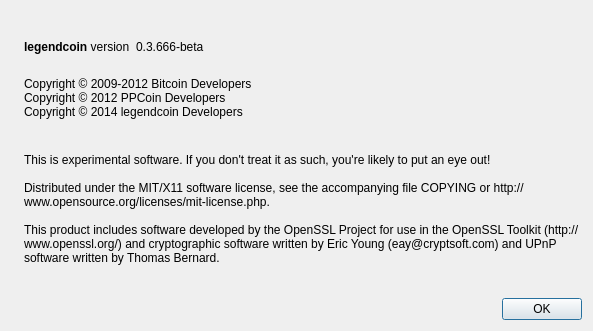
The window that src/qt/forms/aboutdialog.ui (solltex/Legendcoin) describes before a commit, drawn with Qt 5.
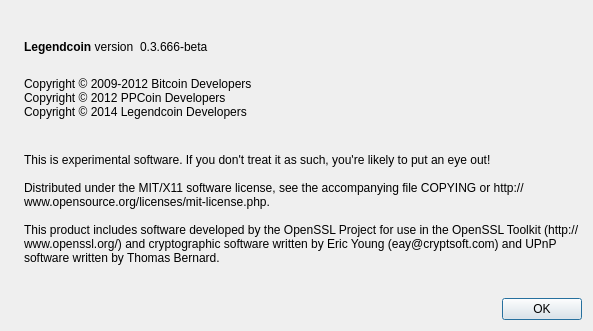
The same window after the commit. Icons and pictures are not drawn.

```diff
--- a/src/qt/forms/aboutdialog.ui
+++ b/src/qt/forms/aboutdialog.ui
@@ -50,7 +50,7 @@
           <cursorShape>IBeamCursor</cursorShape>
          </property>
          <property name="text">
-          <string>&lt;b&gt;legendcoin&lt;/b&gt; version</string>
+          <string>&lt;b&gt;Legendcoin&lt;/b&gt; version</string>
          </property>
          <property name="textInteractionFlags">
           <set>Qt::LinksAccessibleByMouse|Qt::TextSelectableByKeyboard|Qt::TextSelectableByMouse</set>
@@ -94,7 +94,7 @@
         <string>
 Copyright © 2009-2012 Bitcoin Developers
 Copyright © 2012 PPCoin Developers
-Copyright © 2014 legendcoin Developers
+Copyright © 2014 Legendcoin Developers
 </string>
        </property>
        <property name="textInteractionFlags">
```
Left out of the diff: 2 changed lines with no effect on the pictures.
